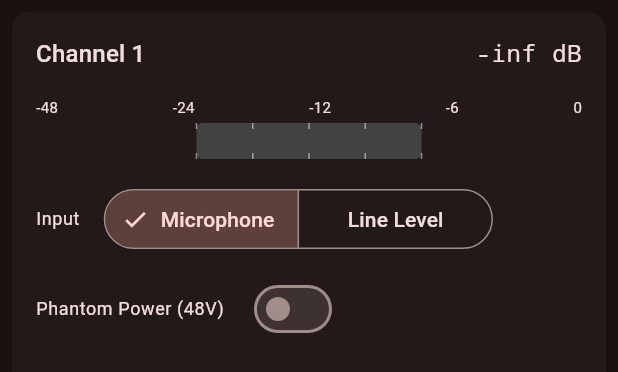
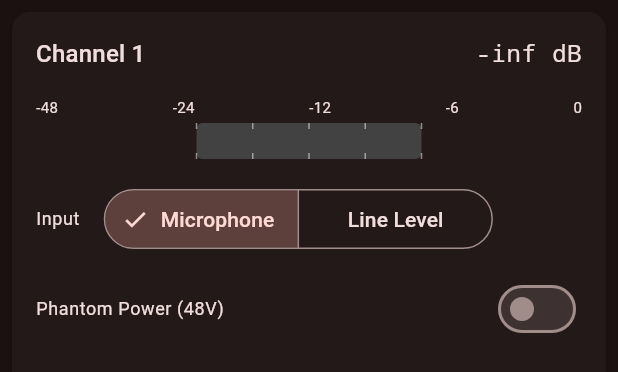
Before and after one commit to koorchik/blackmagic_camera_control, a Flutter app: the AudioChannelCard widget shown alone on an empty page, opened directly with empty values, on a phone screen of 412 x 824 dp. Shown: the top 372 px of the screen. Run offline on Flutter 3.47's test engine with Material 3 defaults, Android fonts, the phone set to English and light mode, and no system bars; our stand-ins replace shared_preferences; accounts and stored records are empty.

Commit message:
Add more options to Audio tab

```diff
--- a/lib/models/audio_state.dart
+++ b/lib/models/audio_state.dart
@@ -3,11 +3,37 @@ import 'package:flutter/foundation.dart';
 /// Audio input type
 enum AudioInputType {
   mic('Mic', 'Microphone'),
-  line('Line', 'Line Level');
+  line('Line', 'Line Level'),
+  camera('Camera', 'Camera Mic'),
+  xlr('XLR', 'XLR Input'),
+  internalMic('Internal Mic', 'Internal Microphone'),
+  none('None', 'No Input');
 
   const AudioInputType(this.code, this.label);
   final String code;
   final String label;
+
+  /// Parse input type from API string
+  static AudioInputType fromString(String? value) {
+    if (value == null) return AudioInputType.mic;
+    switch (value.toLowerCase()) {
+      case 'mic':
+        return AudioInputType.mic;
+      case 'line':
+        return AudioInputType.line;
+      case 'camera':
+        return AudioInputType.camera;
+      case 'xlr':
+        return AudioInputType.xlr;
+      case 'internal mic':
+      case 'internal':
+        return AudioInputType.internalMic;
+      case 'none':
+        return AudioInputType.none;
+      default:
+        return AudioInputType.mic;
+    }
+  }
 }
 
 @immutable
@@ -19,18 +45,25 @@ class AudioChannelState {
     this.inputType = AudioInputType.mic,
     this.phantomPower = false,
     this.available = true,
+    this.gain = 0.0,
+    this.gainNormalized = 0.5,
+    this.lowCutFilter = false,
+    this.padding = false,
+    this.supportedInputs = const [],
+    this.minGain = -60.0,
+    this.maxGain = 24.0,
   });
 
   /// Channel index (0-based)
   final int index;
 
-  /// Audio level in dB (typically -60 to 0)
+  /// Audio level in dB (typically -60 to 0) - read from meter
   final double levelDb;
 
-  /// Audio level normalized (0.0 to 1.0)
+  /// Audio level normalized (0.0 to 1.0) - read from meter
   final double levelNormalized;
 
-  /// Input type (Mic/Line)
+  /// Input type (Mic/Line/etc.)
   final AudioInputType inputType;
 
   /// Whether phantom power (48V) is enabled
@@ -39,6 +72,27 @@ class AudioChannelState {
   /// Whether this channel is available on the camera
   final bool available;
 
+  /// Current gain/input level in dB
+  final double gain;
+
+  /// Gain normalized (0.0 to 1.0) for slider control
+  final double gainNormalized;
+
+  /// Whether low cut filter is enabled (reduces wind/rumble)
+  final bool lowCutFilter;
+
+  /// Whether padding is enabled (attenuates loud signals)
+  final bool padding;
+
+  /// List of supported input types for this channel
+  final List<AudioInputType> supportedInputs;
+
+  /// Minimum gain value in dB (from input description)
+  final double minGain;
+
+  /// Maximum gain value in dB (from input description)
+  final double maxGain;
+
   AudioChannelState copyWith({
     int? index,
     double? levelDb,
@@ -46,6 +100,13 @@ class AudioChannelState {
     AudioInputType? inputType,
     bool? phantomPower,
     bool? available,
+    double? gain,
+    double? gainNormalized,
+    bool? lowCutFilter,
+    bool? padding,
+    List<AudioInputType>? supportedInputs,
+    double? minGain,
+    double? maxGain,
   }) {
     return AudioChannelState(
       index: index ?? this.index,
@@ -54,18 +115,38 @@ class AudioChannelState {
       inputType: inputType ?? this.inputType,
       phantomPower: phantomPower ?? this.phantomPower,
       available: available ?? this.available,
+      gain: gain ?? this.gain,
+      gainNormalized: gainNormalized ?? this.gainNormalized,
+      lowCutFilter: lowCutFilter ?? this.lowCutFilter,
+      padding: padding ?? this.padding,
+      supportedInputs: supportedInputs ?? this.supportedInputs,
+      minGain: minGain ?? this.minGain,
+      maxGain: maxGain ?? this.maxGain,
     );
   }
 
   factory AudioChannelState.fromJson(Map<String, dynamic> json, int index) {
     final inputStr = json['input'] as String?;
+    // Parse supported inputs if present
+    final supportedInputsJson = json['supportedInputs'] as List<dynamic>?;
+    final supportedInputs = supportedInputsJson
+        ?.map((e) => AudioInputType.fromString(e as String?))
+        .toList() ?? [];
+
     return AudioChannelState(
       index: index,
       levelDb: (json['level'] as num?)?.toDouble() ?? -60.0,
       levelNormalized: (json['normalised'] as num?)?.toDouble() ?? 0.0,
-      inputType: inputStr == 'Line' ? AudioInputType.line : AudioInputType.mic,
+      inputType: AudioInputType.fromString(inputStr),
       phantomPower: json['phantomPower'] as bool? ?? false,
       available: json['available'] as bool? ?? true,
+      gain: (json['gain'] as num?)?.toDouble() ?? 0.0,
+      gainNormalized: (json['gainNormalised'] as num?)?.toDouble() ?? 0.5,
+      lowCutFilter: json['lowCutFilter'] as bool? ?? false,
+      padding: json['padding'] as bool? ?? false,
+      supportedInputs: supportedInputs,
+      minGain: (json['minGain'] as num?)?.toDouble() ?? -60.0,
+      maxGain: (json['maxGain'] as num?)?.toDouble() ?? 24.0,
     );
   }
 
@@ -78,7 +159,14 @@ class AudioChannelState {
         other.levelNormalized == levelNormalized &&
         other.inputType == inputType &&
         other.phantomPower == phantomPower &&
-        other.available == available;
+        other.available == available &&
+        other.gain == gain &&
+        other.gainNormalized == gainNormalized &&
+        other.lowCutFilter == lowCutFilter &&
+        other.padding == padding &&
+        listEquals(other.supportedInputs, supportedInputs) &&
+        other.minGain == minGain &&
+        other.maxGain == maxGain;
   }
 
   @override
@@ -89,6 +177,13 @@ class AudioChannelState {
         inputType,
         phantomPower,
         available,
+        gain,
+        gainNormalized,
+        lowCutFilter,
+        padding,
+        Object.hashAll(supportedInputs),
+        minGain,
+        maxGain,
       );
 
   @override
--- a/lib/widgets/audio/audio_channel_card.dart
+++ b/lib/widgets/audio/audio_channel_card.dart
@@ -2,17 +2,34 @@ import 'package:flutter/material.dart';
 import '../../models/camera_state.dart';
 import 'vu_meter.dart';
 
-class AudioChannelCard extends StatelessWidget {
+class AudioChannelCard extends StatefulWidget {
   const AudioChannelCard({
     super.key,
     required this.channel,
     required this.onInputTypeChanged,
     required this.onPhantomPowerChanged,
+    this.onGainChanged,
+    this.onGainChangeEnd,
+    this.onLowCutFilterChanged,
+    this.onPaddingChanged,
   });
 
   final AudioChannelState channel;
   final ValueChanged<AudioInputType> onInputTypeChanged;
   final ValueChanged<bool> onPhantomPowerChanged;
+  final ValueChanged<double>? onGainChanged;
+  final ValueChanged<double>? onGainChangeEnd;
+  final ValueChanged<bool>? onLowCutFilterChanged;
+  final ValueChanged<bool>? onPaddingChanged;
+
+  @override
+  State<AudioChannelCard> createState() => _AudioChannelCardState();
+}
+
+class _AudioChannelCardState extends State<AudioChannelCard> {
+  double? _localGain;
+
+  AudioChannelState get channel => widget.channel;
 
   @override
   Widget build(BuildContext context) {
@@ -36,6 +53,9 @@ class AudioChannelCard extends StatelessWidget {
         ),
       );
     }
+
+    // Use local gain while dragging, otherwise use channel value
+    final displayGain = _localGain ?? channel.gainNormalized;
 
     return Card(
       child: Padding(
@@ -63,16 +83,104 @@ class AudioChannelCard extends StatelessWidget {
               ),
             ),
             const SizedBox(height: 16),
+            // Input Gain Slider
+            if (widget.onGainChanged != null) ...[
+              _buildGainSlider(context, displayGain),
+              const SizedBox(height: 16),
+            ],
             // Input Type
+            _buildInputTypeSelector(context),
+            const SizedBox(height: 12),
+            // Phantom Power
+            _buildPhantomPowerRow(context),
+            const SizedBox(height: 12),
+            // Low Cut Filter and Padding
+            _buildAudioOptionsRow(context),
+          ],
+        ),
+      ),
+    );
+  }
+
+  Widget _buildGainSlider(BuildContext context, double displayGain) {
+    // Calculate dB value for display
+    final minDb = channel.minGain;
+    final maxDb = channel.maxGain;
+    final dbRange = maxDb - minDb;
+    final currentDb = minDb + (displayGain * dbRange);
+
+    return Column(
+      crossAxisAlignment: CrossAxisAlignment.start,
+      children: [
         Row(
+          children: [
+            Text(
+              'Input Gain',
+              style: Theme.of(context).textTheme.bodySmall,
+            ),
+            const Spacer(),
+            Text(
+              '${currentDb.toStringAsFixed(1)} dB',
+              style: Theme.of(context).textTheme.bodyMedium?.copyWith(
+                    fontFamily: 'monospace',
+                  ),
+            ),
+          ],
+        ),
+        const SizedBox(height: 4),
+        Row(
+          children: [
+            Text(
+              '${minDb.toInt()}',
+              style: Theme.of(context).textTheme.bodySmall?.copyWith(
+                    color: Colors.grey,
+                  ),
+            ),
+            Expanded(
+              child: Slider(
+                value: displayGain,
+                min: 0.0,
+                max: 1.0,
+                onChanged: (value) {
+                  setState(() => _localGain = value);
+                  widget.onGainChanged?.call(value);
+                },
+                onChangeEnd: (value) {
+                  setState(() => _localGain = null);
+                  widget.onGainChangeEnd?.call(value);
+                },
+              ),
+            ),
+            Text(
+              '${maxDb.toInt()}',
+              style: Theme.of(context).textTheme.bodySmall?.copyWith(
+                    color: Colors.grey,
+                  ),
+            ),
+          ],
+        ),
+      ],
+    );
+  }
+
+  Widget _buildInputTypeSelector(BuildContext context) {
+    // Use supportedInputs if available, otherwise default to Mic/Line
+    final availableInputs = channel.supportedInputs.isNotEmpty
+        ? channel.supportedInputs
+        : [AudioInputType.mic, AudioInputType.line];
+
+    return Row(
       children: [
         Text(
           'Input',
           style: Theme.of(context).textTheme.bodySmall,
         ),
         const SizedBox(width: 16),
-                SegmentedButton<AudioInputType>(
-                  segments: AudioInputType.values.map((type) {
+        Expanded(
+          child: SingleChildScrollView(
+            scrollDirection: Axis.horizontal,
+            child: SegmentedButton<AudioInputType>(
+              segments: availableInputs.map((type) {
                 return ButtonSegment<AudioInputType>(
                   value: type,
                   label: Text(type.label),
@@ -80,39 +188,100 @@ class AudioChannelCard extends StatelessWidget {
               }).toList(),
               selected: {channel.inputType},
               onSelectionChanged: (selected) {
-                    onInputTypeChanged(selected.first);
+                widget.onInputTypeChanged(selected.first);
               },
             ),
+          ),
+        ),
       ],
-            ),
-            const SizedBox(height: 12),
-            // Phantom Power
+    );
+  }
+
+  Widget _buildPhantomPowerRow(BuildContext context) {
+    // Phantom power is typically only available for Mic/XLR inputs
+    final phantomAvailable = channel.inputType == AudioInputType.mic ||
+        channel.inputType == AudioInputType.xlr;
+
+    return Column(
+      crossAxisAlignment: CrossAxisAlignment.start,
+      children: [
         Row(
           children: [
             Text(
               'Phantom Power (48V)',
               style: Theme.of(context).textTheme.bodySmall,
             ),
-                const SizedBox(width: 16),
+            const Spacer(),
             Switch(
               value: channel.phantomPower,
-                  onChanged: channel.inputType == AudioInputType.mic
-                      ? onPhantomPowerChanged
-                      : null,
+              onChanged: phantomAvailable ? widget.onPhantomPowerChanged : null,
             ),
           ],
         ),
-            if (channel.inputType != AudioInputType.mic)
+        if (!phantomAvailable)
           Text(
-                'Phantom power only available for Mic input',
+            'Phantom power only available for Mic/XLR input',
             style: Theme.of(context)
                 .textTheme
                 .bodySmall
                 ?.copyWith(color: Colors.grey),
           ),
       ],
+    );
+  }
+
+  Widget _buildAudioOptionsRow(BuildContext context) {
+    return Row(
+      children: [
+        // Low Cut Filter
+        if (widget.onLowCutFilterChanged != null) ...[
+          Expanded(
+            child: Row(
+              children: [
+                Icon(
+                  Icons.graphic_eq,
+                  size: 18,
+                  color: channel.lowCutFilter ? Theme.of(context).colorScheme.primary : Colors.grey,
+                ),
+                const SizedBox(width: 4),
+                Text(
+                  'Low Cut',
+                  style: Theme.of(context).textTheme.bodySmall,
+                ),
+                const Spacer(),
+                Switch(
+                  value: channel.lowCutFilter,
+                  onChanged: widget.onLowCutFilterChanged,
+                ),
+              ],
             ),
           ),
+        ],
+        // Padding
+        if (widget.onPaddingChanged != null) ...[
+          Expanded(
+            child: Row(
+              children: [
+                Icon(
+                  Icons.volume_down,
+                  size: 18,
+                  color: channel.padding ? Theme.of(context).colorScheme.primary : Colors.grey,
+                ),
+                const SizedBox(width: 4),
+                Text(
+                  'Pad',
+                  style: Theme.of(context).textTheme.bodySmall,
+                ),
+                const Spacer(),
+                Switch(
+                  value: channel.padding,
+                  onChanged: widget.onPaddingChanged,
+                ),
+              ],
+            ),
+          ),
+        ],
+      ],
     );
   }
 
```
Also changed, not shown: lib/providers/camera_state_provider.dart (+49 -0 lines), lib/screens/audio_screen.dart (+12 -0 lines), lib/services/camera_api_client.dart (+64 -0 lines), lib/services/camera_service.dart (+52 -0 lines), lib/utils/constants.dart (+8 -0 lines). Lines whose indentation alone changed are shown as unchanged.
